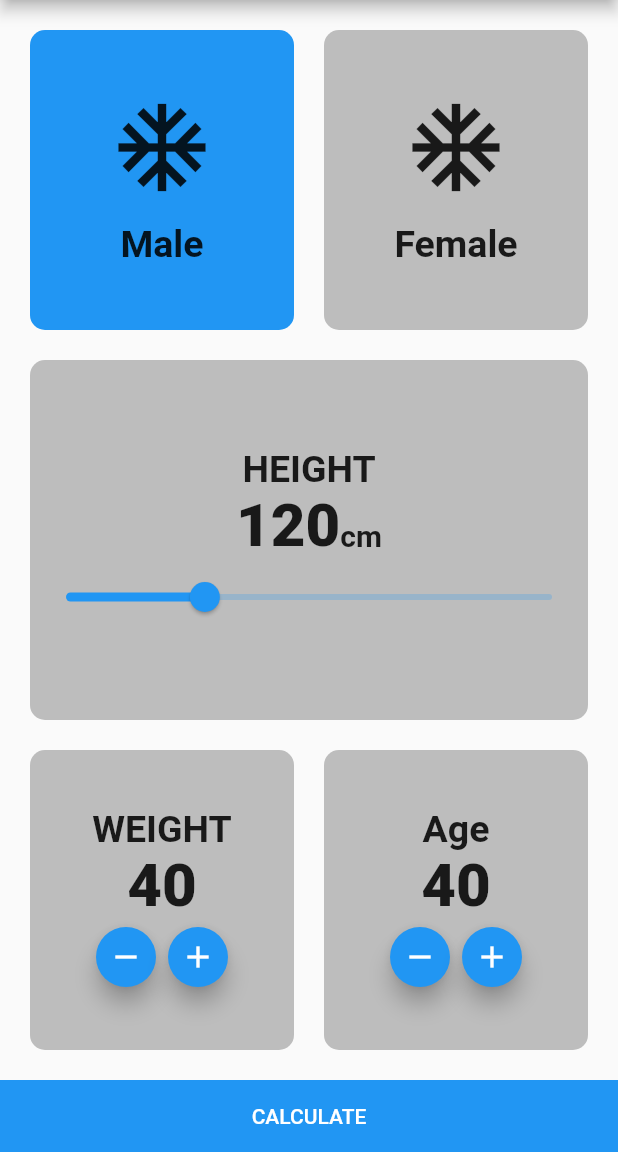
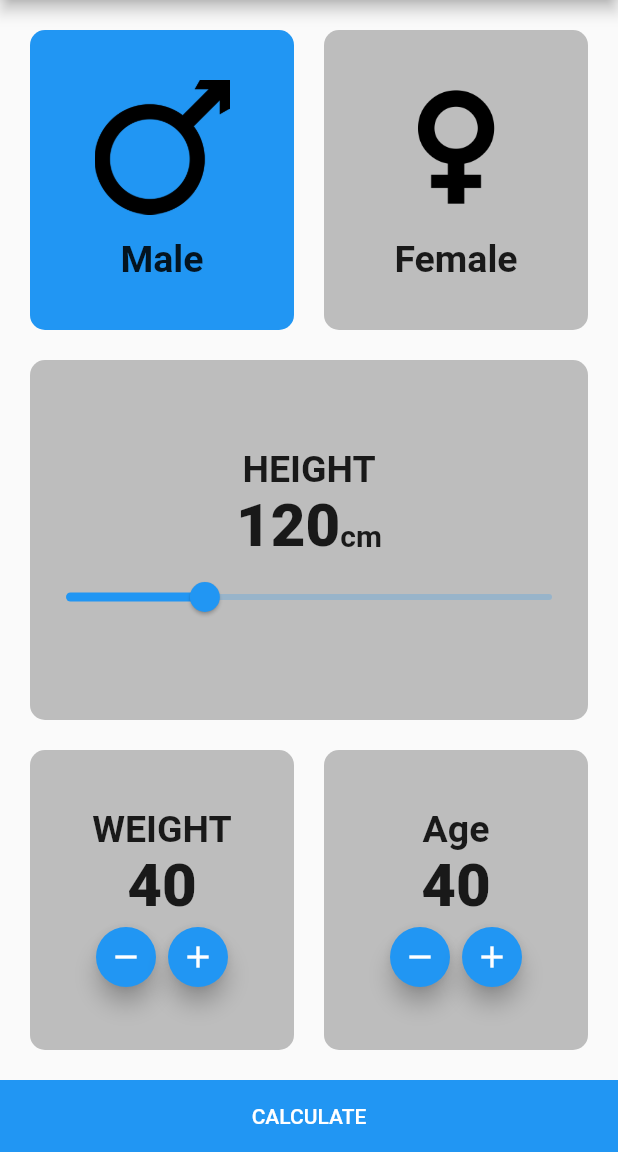
Before and after one commit to mayaralaa25/bmi_calculator, a Flutter app: the screen it shows after launch, on a phone screen of 412 x 824 dp, the part 84-1236 px from its top. Run offline on Flutter 3.47's test engine with Material 2 defaults, Android fonts, the phone set to English and light mode, and no system bars.

Commit message:
Edit Icons

```diff
--- a/lib/screens/bmi_screen.dart
+++ b/lib/screens/bmi_screen.dart
@@ -48,9 +48,10 @@ class _BmiScreenState extends State<BmiScreen> {
                         child: Column(
                           mainAxisAlignment: MainAxisAlignment.center,
                           children: [
-                            Icon(
-                              Icons.ac_unit,
-                              size: 70,
+                            Image(
+                              image: AssetImage("assets/images/male.png"),
+                              height: 90,
+                              width: 90,
                             ),
                             SizedBox(height: 15),
                             Text(
@@ -81,9 +82,10 @@ class _BmiScreenState extends State<BmiScreen> {
                         child: Column(
                           mainAxisAlignment: MainAxisAlignment.center,
                           children: [
-                            Icon(
-                              Icons.ac_unit,
-                              size: 70,
+                            Image(
+                              image: AssetImage("assets/images/female.png"),
+                              height: 90,
+                              width: 90,
                             ),
                             SizedBox(height: 15),
                             Text(
```
Also changed, not shown: pubspec.yaml (+4 -3 lines), assets/images/female.png (added), assets/images/male.png (added).
